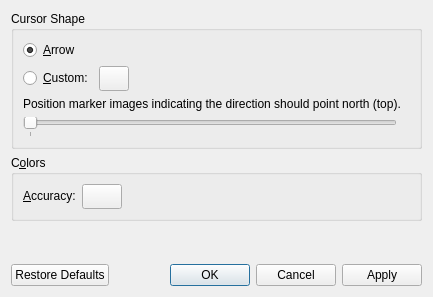
First picture: the form in src/plugins/render/positionmarker/PositionMarkerConfigWidget.ui, repository KDE/marble, before the edit.
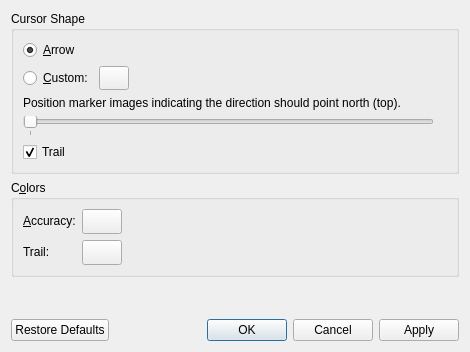
Second picture: the form after the edit.

Commit message:
Position Marker trail by Daniel Marth
Adds a trail to the position marker.
GCI-task: http://www.google-melange.com/gci/task/show/google/gci2010/kde/t129364719879

```diff
--- a/src/plugins/render/positionmarker/PositionMarkerConfigWidget.ui
+++ b/src/plugins/render/positionmarker/PositionMarkerConfigWidget.ui
@@ -6,8 +6,8 @@
    <rect>
     <x>0</x>
     <y>0</y>
-    <width>433</width>
-    <height>297</height>
+    <width>470</width>
+    <height>352</height>
    </rect>
   </property>
   <property name="windowTitle">
@@ -144,6 +144,16 @@
         </item>
        </layout>
       </item>
+      <item>
+       <widget class="QCheckBox" name="m_trailCheckBox">
+        <property name="text">
+         <string>Trail</string>
+        </property>
+        <property name="checked">
+         <bool>true</bool>
+        </property>
+       </widget>
+      </item>
      </layout>
     </widget>
    </item>
@@ -185,6 +195,35 @@
         </property>
        </widget>
       </item>
+      <item row="1" column="0">
+       <widget class="QLabel" name="label_2">
+        <property name="text">
+         <string>Trail:</string>
+        </property>
+       </widget>
+      </item>
+      <item row="1" column="1">
+       <widget class="QPushButton" name="m_trailColorChooserButton">
+        <property name="sizePolicy">
+         <sizepolicy hsizetype="Fixed" vsizetype="Fixed">
+          <horstretch>0</horstretch>
+          <verstretch>0</verstretch>
+         </sizepolicy>
+        </property>
+        <property name="minimumSize">
+         <size>
+          <width>30</width>
+          <height>25</height>
+         </size>
+        </property>
+        <property name="toolTip">
+         <string>Color of the position marker's trail.</string>
+        </property>
+        <property name="text">
+         <string/>
+        </property>
+       </widget>
+      </item>
      </layout>
     </widget>
    </item>
```
The commit also changes 2 other files.
